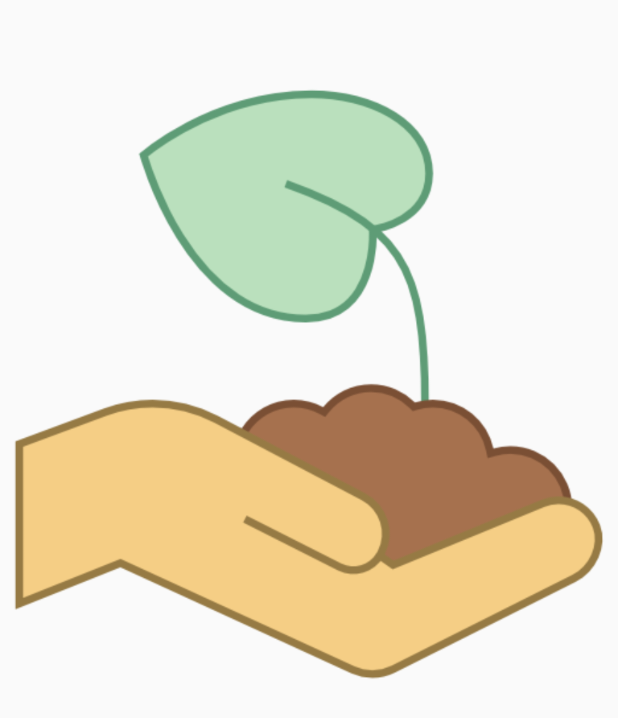
After one commit to kimSooHyun950921/PlanIOTver0.1, an Android app: the layout activity_splash.xml on its own in the app's theme, with its tools: preview values and no code run, on a phone screen of 412 x 824 dp. The commit adds this screen. Shown: the top 718 px of the screen. Run offline under Robolectric (Android 15) with nearby library versions, the light colour scheme and no system bars.

```diff
--- a/app/src/main/java/com/example/kimsoohyun/planiotver01/splashActivity.java
+++ b/app/src/main/java/com/example/kimsoohyun/planiotver01/splashActivity.java
@@ -11,9 +11,11 @@ public class splashActivity extends Activity {
 
     @Override
     protected  void onCreate(Bundle savedInstanceState){
+        setContentView(R.layout.activity_splash);
+
         super.onCreate(savedInstanceState);
         try{
-            Thread.sleep(4000);
+            Thread.sleep(8000);
         }catch(InterruptedException e){
             e.printStackTrace();
         }
--- /dev/null
+++ b/app/src/main/res/layout/activity_splash.xml
@@ -0,0 +1,12 @@
+<?xml version="1.0" encoding="utf-8"?>
+<LinearLayout android:orientation="vertical"
+    android:layout_width="match_parent"
+    android:layout_height="match_parent"
+    xmlns:android="http://schemas.android.com/apk/res/android">
+    <ImageView
+        android:layout_width="match_parent"
+        android:layout_height="wrap_content"
+        android:src="@drawable/soil"
+       />
+
+</LinearLayout>
```
Also changed, not shown: app/src/main/AndroidManifest.xml (+21 -4 lines), app/src/main/java/com/example/kimsoohyun/planiotver01/DicInfoActivity.java (+0 -12 lines), app/src/main/java/com/example/kimsoohyun/planiotver01/Item/MyPlantItem.java (+45 -1 lines), app/src/main/java/com/example/kimsoohyun/planiotver01/MainActivity.java (+15 -10 lines), app/src/main/java/com/example/kimsoohyun/planiotver01/MenuActivity.java (+33 -1 lines).
